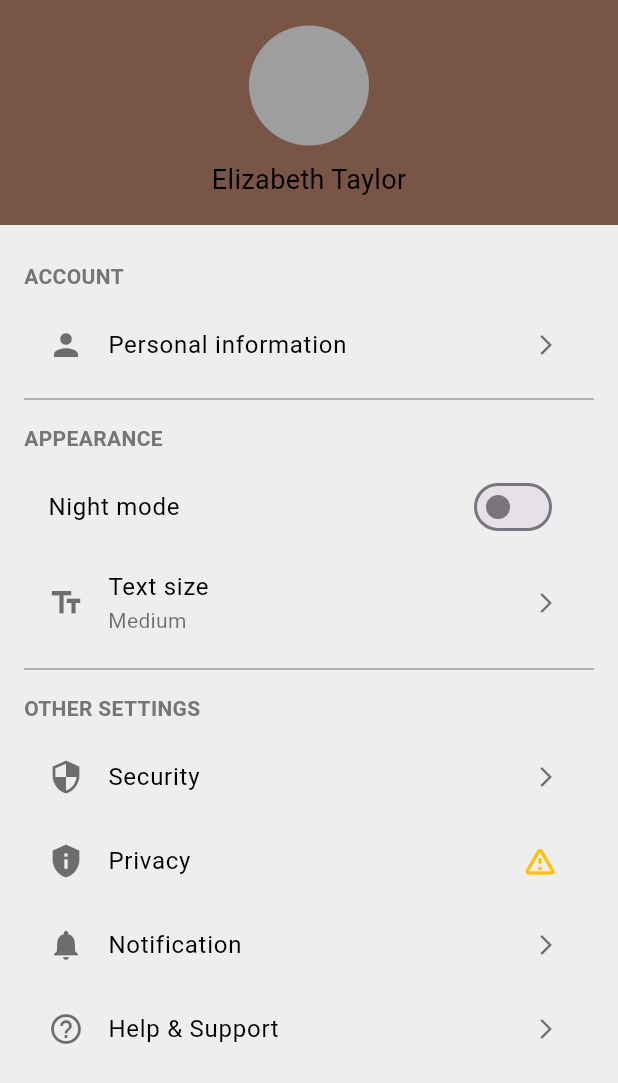
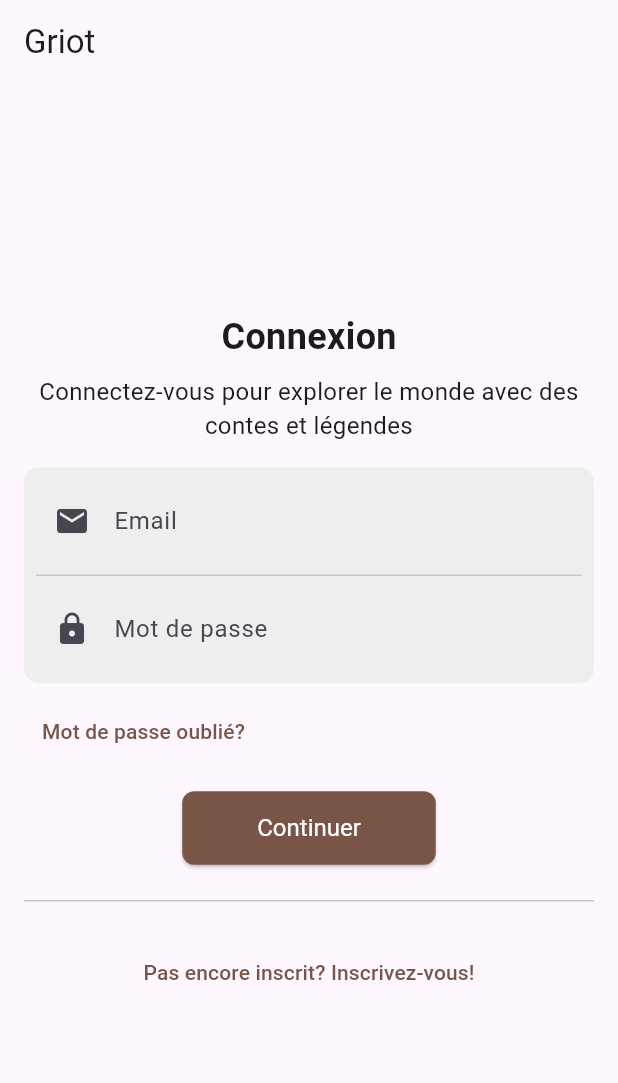
Before and after one commit to Azania-Eraste/Griot, a Flutter app: the screen it shows after launch, on a phone screen of 412 x 824 dp. Shown: the top 1083 px of the screen. Run offline on Flutter 3.47's test engine with Material 3 defaults, Android fonts, the phone set to English and light mode, and no system bars; our stand-ins replace image_picker.

Commit message:
ajout des pages de connection et inscription

```diff
--- a/lib/help_support_page.dart
+++ b/lib/help_support_page.dart
@@ -24,7 +24,7 @@ class HelpSupportPage extends StatelessWidget {
             ),
             SizedBox(height: 16),
             Text(
-              'If you need any help or support, please contact us at support@example.com.',
+              'If you need any help or support, please contact us at support@GRIOT.com.',
               style: TextStyle(fontSize: 16),
             ),
           ],
--- /dev/null
+++ b/lib/login_page.dart
@@ -0,0 +1,146 @@
+import 'package:flutter/material.dart';
+
+class LoginPage extends StatefulWidget {
+  final Function(String, String) onLogin;
+
+  LoginPage({required this.onLogin});
+
+  @override
+  _LoginPageState createState() => _LoginPageState();
+}
+
+class _LoginPageState extends State<LoginPage> {
+  final _formKey = GlobalKey<FormState>();
+  String _email = '';
+  String _password = '';
+
+  @override
+  Widget build(BuildContext context) {
+    return Scaffold(
+      appBar: AppBar(
+        title: Text('Griot'),
+      ),
+      body: Center(
+        child: SingleChildScrollView(
+          padding: const EdgeInsets.all(16.0),
+          child: Form(
+            key: _formKey,
+            child: Column(
+              mainAxisAlignment: MainAxisAlignment.center,
+              children: [
+                Text(
+                  'Connexion',
+                  style: TextStyle(fontSize: 24, fontWeight: FontWeight.bold),
+                ),
+                SizedBox(height: 8),
+                Text(
+                  'Connectez-vous pour explorer le monde avec des contes et légendes',
+                  style: TextStyle(fontSize: 16),
+                  textAlign: TextAlign.center,
+                ),
+                SizedBox(height: 16),
+                Container(
+                  padding: EdgeInsets.all(8.0),
+                  decoration: BoxDecoration(
+                    color: Colors.grey[200],
+                    borderRadius: BorderRadius.circular(10),
+                  ),
+                  child: Column(
+                    children: [
+                      TextFormField(
+                        decoration: InputDecoration(
+                          labelText: 'Email',
+                          prefixIcon: Icon(Icons.email),
+                          border: InputBorder.none,
+                        ),
+                        keyboardType: TextInputType.emailAddress,
+                        onSaved: (value) {
+                          _email = value!;
+                        },
+                        validator: (value) {
+                          if (value == null || value.isEmpty) {
+                            return 'Please enter your email';
+                          }
+                          return null;
+                        },
+                      ),
+                      Divider(),
+                      TextFormField(
+                        decoration: InputDecoration(
+                          labelText: 'Mot de passe',
+                          prefixIcon: Icon(Icons.lock),
+                          border: InputBorder.none,
+                        ),
+                        obscureText: true,
+                        onSaved: (value) {
+                          _password = value!;
+                        },
+                        validator: (value) {
+                          if (value == null || value.isEmpty) {
+                            return 'Please enter your password';
+                          }
+                          return null;
+                        },
+                      ),
+                    ],
+                  ),
+                ),
+                SizedBox(height: 8),
+                Align(
+                  alignment: Alignment.centerLeft,
+                  child: TextButton(
+                    onPressed: () {
+                      // Handle forgot password
+                    },
+                    child: Text(
+                      'Mot de passe oublié?',
+                      style: TextStyle(color: Colors.brown),
+                    ),
+                  ),
+                ),
+                SizedBox(
+                  height: 16,
+                ),
+                ElevatedButton(
+                  onPressed: () {
+                    if (_formKey.currentState!.validate()) {
+                      _formKey.currentState!.save();
+                      widget.onLogin(_email, _password);
+                      Navigator.pop(context);
+                    }
+                  },
+                  child: Text(
+                    'Continuer',
+                    style: TextStyle(
+                      color: Colors.white,
+                    ),
+                  ),
+                  style: ElevatedButton.styleFrom(
+                    backgroundColor: Colors.brown,
+                    padding: EdgeInsets.symmetric(horizontal: 50, vertical: 15),
+                    textStyle: TextStyle(fontSize: 16),
+                    shape: RoundedRectangleBorder(
+                      borderRadius: BorderRadius.circular(8),
+                    ),
+                  ),
+                ),
+                SizedBox(height: 16),
+                Divider(),
+                SizedBox(height: 16),
+                TextButton(
+                  onPressed: () {
+                    Navigator.pushNamed(context, '/signup');
+                  },
+                  child: Text(
+                    'Pas encore inscrit? Inscrivez-vous!',
+                    style: TextStyle(color: Colors.brown),
+                  ),
+                ),
+              ],
+            ),
+          ),
+        ),
+      ),
+    );
+  }
+}
--- a/lib/main.dart
+++ b/lib/main.dart
@@ -1,5 +1,7 @@
 import 'package:flutter/material.dart';
 import 'profile_page.dart';
+import 'login_page.dart';
+import 'signup_page.dart';
 
 void main() {
   runApp(MyApp());
@@ -11,7 +13,21 @@ class MyApp extends StatelessWidget {
     return MaterialApp(
       debugShowCheckedModeBanner: false,
       theme: ThemeData.light(),
-      home: ProfilePage(),
+      home: LoginPage(onLogin: (email, password) {
+        // Handle login
+        print('Email: $email, Password: $password');
+      }),
+      routes: {
+        '/login': (context) => LoginPage(onLogin: (email, password) {
+              // Handle login
+              print('Email: $email, Password: $password');
+            }),
+        '/signup': (context) =>
+            SignupPage(onSignup: (firstName, lastName, password) {
+              print(
+                  'First Name: $firstName, Last Name: $lastName, Password: $password');
+            }),
+      },
     );
   }
 }
--- a/lib/privacy_page.dart
+++ b/lib/privacy_page.dart
@@ -27,6 +27,7 @@ class PrivacyPage extends StatelessWidget {
               'This is the privacy policy of the application. Here you can describe how user data is handled and protected.',
               style: TextStyle(fontSize: 16),
             ),
+            Spacer(),
           ],
         ),
       ),
--- a/lib/profile_page.dart
+++ b/lib/profile_page.dart
@@ -2,6 +2,7 @@ import 'package:flutter/material.dart';
 import 'profilsettings.dart';
 import 'privacy_page.dart';
 import 'help_support_page.dart';
+import 'confidentiality_page.dart';
 
 class ProfilePage extends StatefulWidget {
   @override
@@ -23,6 +24,11 @@ class _ProfilePageState extends State<ProfilePage> {
       _phoneNumber = phoneNumber;
       _birthday = birthday;
     });
+  }
+
+  void _updateConfidentiality(String email, String password) {
+    // Handle the updated email and password
+    print('Email: $email, Password: $password');
   }
 
   @override
@@ -72,7 +78,15 @@ class _ProfilePageState extends State<ProfilePage> {
                     subtitle: 'Medium'),
                 Divider(color: _isNightMode ? Colors.white : Colors.grey),
                 _buildSectionTitle('OTHER SETTINGS'),
-                _buildListTile(Icons.security, 'Security'),
+                _buildListTile(Icons.security, 'Security', onTap: () {
+                  Navigator.push(
+                    context,
+                    MaterialPageRoute(
+                      builder: (context) =>
+                          ConfidentialityPage(onSave: _updateConfidentiality),
+                    ),
+                  );
+                }),
                 _buildListTile(Icons.privacy_tip, 'Privacy',
                     trailingIcon: Icons.warning_amber_rounded, onTap: () {
                   Navigator.push(
```
Also changed, not shown: lib/confidentiality_page.dart (added, +106 -0 lines), lib/signup_page.dart (added, +136 -0 lines).
